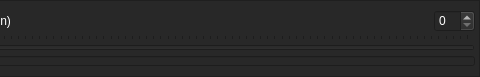
This is src/views/imageSlider.ui in moonbot/storyTime as Qt 5 draws it before an edit; both pictures show x 258 to 738 and y 0 to 77 of the 738 by 77 pixel window. The edited form follows.
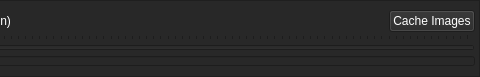
This is the edited form.

Patch:
```diff
--- a/src/views/imageSlider.ui
+++ b/src/views/imageSlider.ui
@@ -111,9 +111,9 @@
            </spacer>
           </item>
           <item>
-           <widget class="QSpinBox" name="uiImageSliderMax">
-            <property name="enabled">
-             <bool>false</bool>
+           <widget class="QPushButton" name="uiCacheImagesBtn">
+            <property name="text">
+             <string>Cache Images</string>
             </property>
            </widget>
           </item>
```
